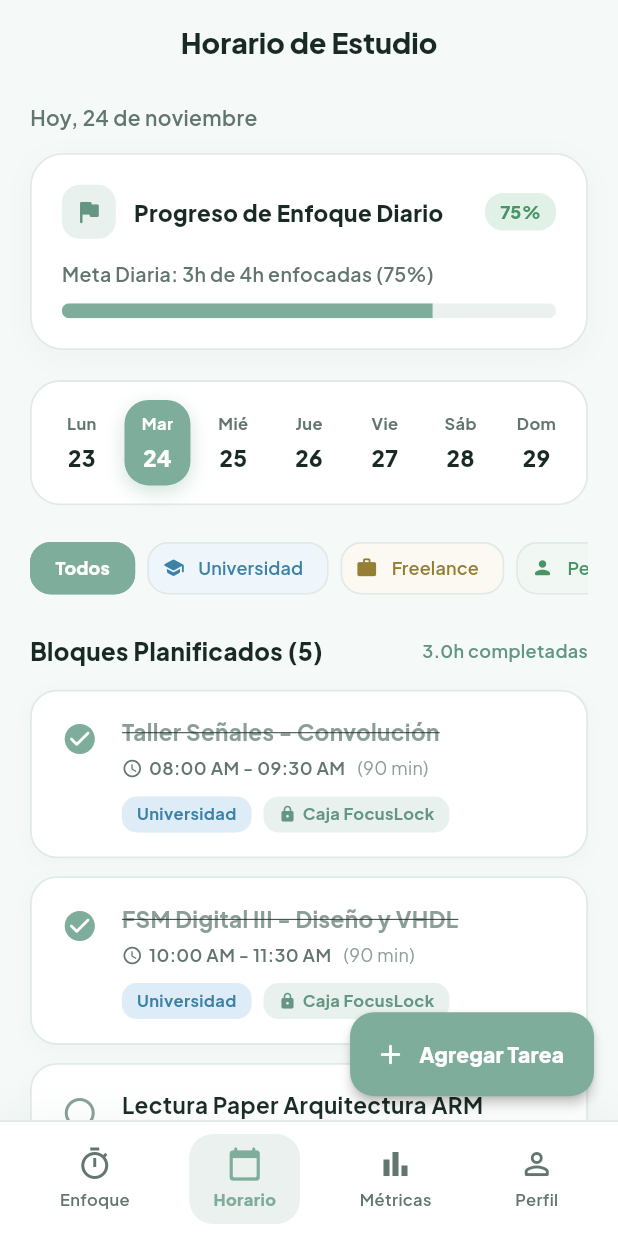
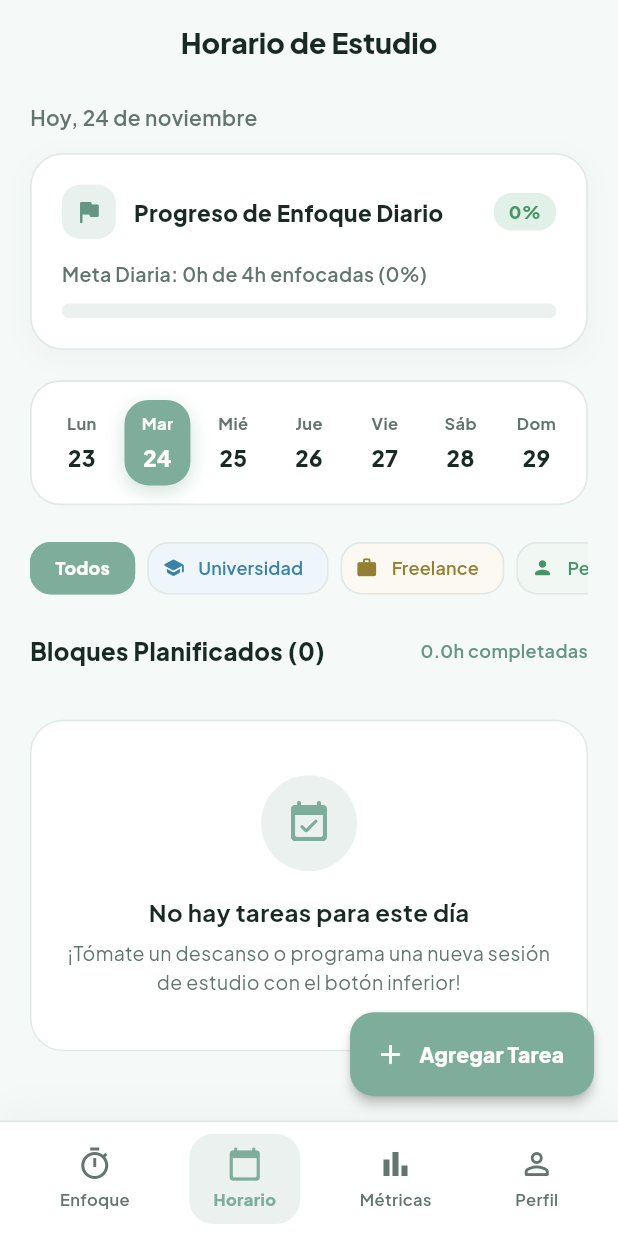
Before and after one commit to paulacc09/Focuslock, a Flutter app: the screen it shows after launch, item 2 of the bottom bar chosen, on a phone screen of 412 x 824 dp. Run offline on Flutter 3.47's test engine with Material 3 defaults, Android fonts, the phone set to English and light mode, and no system bars; our stand-ins replace google_fonts, shared_preferences; network calls fail.

Commit message:
fix(mobile): eliminar datos de ejemplo y conectar metricas, historial y agenda reales

```diff
--- a/focuslock_mobile/lib/core/providers/schedule_provider.dart
+++ b/focuslock_mobile/lib/core/providers/schedule_provider.dart
@@ -1,67 +1,64 @@
+import 'dart:convert';
 import 'package:flutter/material.dart';
+import 'package:shared_preferences/shared_preferences.dart';
 import '../models/task_item.dart';
 
 class ScheduleProvider extends ChangeNotifier {
+  static const _kTasksKey = 'focuslock_schedule_tasks';
   DateTime _selectedDate = DateTime.now();
   TaskCategory? _selectedCategory; // null = Todos
 
-  final List<TaskItem> _tasks = [
-    TaskItem(
-      id: 'task-1',
-      title: 'Taller Señales - Convolución',
-      category: TaskCategory.university,
-      date: DateTime.now(),
-      startTime: '08:00 AM',
-      endTime: '09:30 AM',
-      durationMinutes: 90,
-      isCompleted: true,
-      useFocusLockBox: true,
-    ),
-    TaskItem(
-      id: 'task-2',
-      title: 'FSM Digital III - Diseño y VHDL',
-      category: TaskCategory.university,
-      date: DateTime.now(),
-      startTime: '10:00 AM',
-      endTime: '11:30 AM',
-      durationMinutes: 90,
-      isCompleted: true,
-      useFocusLockBox: true,
-    ),
-    TaskItem(
-      id: 'task-3',
-      title: 'Lectura Paper Arquitectura ARM',
-      category: TaskCategory.personal,
-      date: DateTime.now(),
-      startTime: '02:00 PM',
-      endTime: '02:45 PM',
-      durationMinutes: 45,
-      isCompleted: false,
-      useFocusLockBox: true,
-    ),
-    TaskItem(
-      id: 'task-4',
-      title: 'Propuesta UI App Cliente',
-      category: TaskCategory.freelance,
-      date: DateTime.now(),
-      startTime: '03:30 PM',
-      endTime: '04:30 PM',
-      durationMinutes: 60,
-      isCompleted: false,
-      useFocusLockBox: false,
-    ),
-    TaskItem(
-      id: 'task-5',
-      title: 'Calibrar Sensor TCRT5000',
-      category: TaskCategory.university,
-      date: DateTime.now(),
-      startTime: '05:00 PM',
-      endTime: '05:45 PM',
-      durationMinutes: 45,
-      isCompleted: false,
-      useFocusLockBox: true,
-    ),
-  ];
+  final List<TaskItem> _tasks = [];
+
+  ScheduleProvider() {
+    _loadTasks();
+  }
+
+  Future<void> _loadTasks() async {
+    try {
+      final prefs = await SharedPreferences.getInstance();
+      final raw = prefs.getString(_kTasksKey);
+      if (raw != null && raw.isNotEmpty) {
+        final decoded = jsonDecode(raw) as List<dynamic>;
+        _tasks
+          ..clear()
+          ..addAll(decoded.map((item) {
+            final m = item as Map<String, dynamic>;
+            final catIdx = (m['category'] as num?)?.toInt() ?? 0;
+            return TaskItem(
+              id: m['id'].toString(),
+              title: m['title'].toString(),
+              category: TaskCategory.values[catIdx.clamp(0, TaskCategory.values.length - 1)],
+              date: DateTime.tryParse(m['date'].toString()) ?? DateTime.now(),
+              startTime: m['startTime'].toString(),
+              endTime: m['endTime'].toString(),
+              durationMinutes: (m['durationMinutes'] as num?)?.toInt() ?? 25,
+              isCompleted: m['isCompleted'] == true,
+              useFocusLockBox: m['useFocusLockBox'] != false,
+            );
+          }));
+        notifyListeners();
+      }
+    } catch (_) {}
+  }
+
+  Future<void> _saveTasks() async {
+    try {
+      final prefs = await SharedPreferences.getInstance();
+      final encoded = jsonEncode(_tasks.map((t) => {
+        'id': t.id,
+        'title': t.title,
+        'category': t.category.index,
+        'date': t.date.toIso8601String(),
+        'startTime': t.startTime,
+        'endTime': t.endTime,
+        'durationMinutes': t.durationMinutes,
+        'isCompleted': t.isCompleted,
+        'useFocusLockBox': t.useFocusLockBox,
+      }).toList());
+      await prefs.setString(_kTasksKey, encoded);
+    } catch (_) {}
+  }
 
   // Getters
   DateTime get selectedDate => _selectedDate;
@@ -132,17 +129,20 @@ class ScheduleProvider extends ChangeNotifier {
     if (index != -1) {
       final current = _tasks[index];
       _tasks[index] = current.copyWith(isCompleted: !current.isCompleted);
+      _saveTasks();
       notifyListeners();
     }
   }
 
   void addTask(TaskItem task) {
     _tasks.add(task);
+    _saveTasks();
     notifyListeners();
   }
 
   void deleteTask(String id) {
     _tasks.removeWhere((t) => t.id == id);
+    _saveTasks();
     notifyListeners();
   }
 }
```
Also changed, not shown: focuslock_mobile/lib/features/history/presentation/screens/history_screen.dart (+108 -6 lines), focuslock_mobile/lib/features/metrics/presentation/screens/metrics_screen.dart (+209 -209 lines), 1 other file.
